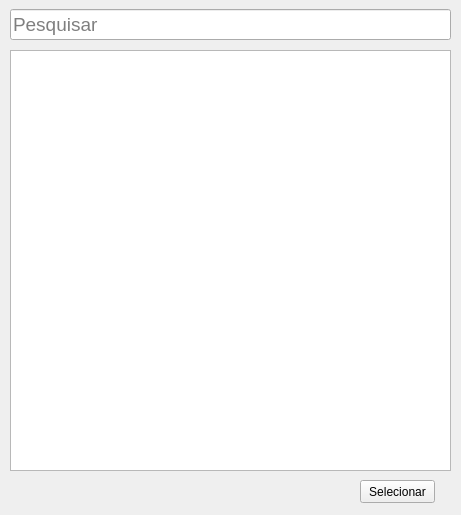
Qt form frms/frm_pesquisarColabRegistro2.ui (luissantananet/cadastro_colaborador) before a commit.
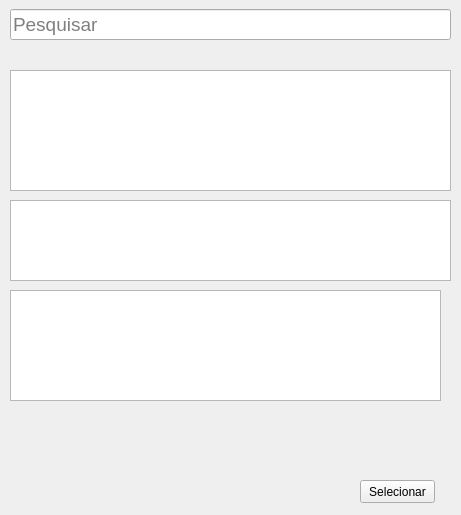
The same form after that commit.

Commit message: testes na tela de pesquisa de colab

Patch:
```diff
--- a/frms/frm_pesquisarColabRegistro2.ui
+++ b/frms/frm_pesquisarColabRegistro2.ui
@@ -61,9 +61,38 @@
     <property name="geometry">
      <rect>
       <x>10</x>
-      <y>50</y>
+      <y>70</y>
       <width>441</width>
-      <height>421</height>
+      <height>121</height>
+     </rect>
+    </property>
+    <property name="autoFillBackground">
+     <bool>true</bool>
+    </property>
+    <property name="horizontalScrollBarPolicy">
+     <enum>Qt::ScrollBarAsNeeded</enum>
+    </property>
+    <property name="sizeAdjustPolicy">
+     <enum>QAbstractScrollArea::AdjustToContents</enum>
+    </property>
+   </widget>
+   <widget class="QListView" name="listView">
+    <property name="geometry">
+     <rect>
+      <x>10</x>
+      <y>200</y>
+      <width>441</width>
+      <height>81</height>
+     </rect>
+    </property>
+   </widget>
+   <widget class="QListWidget" name="listWidget">
+    <property name="geometry">
+     <rect>
+      <x>10</x>
+      <y>290</y>
+      <width>431</width>
+      <height>111</height>
      </rect>
     </property>
    </widget>
```
The commit also changes 5 other files.
